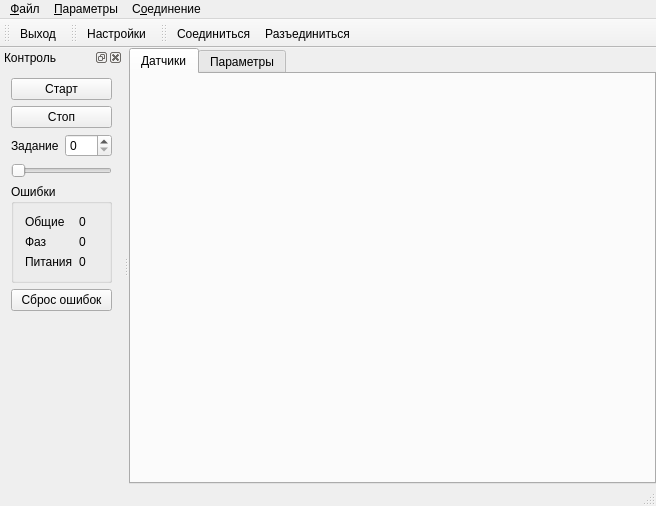
Before: the Qt Designer form mainwindow.ui in catompiler/qdrive, drawn with Qt 5.
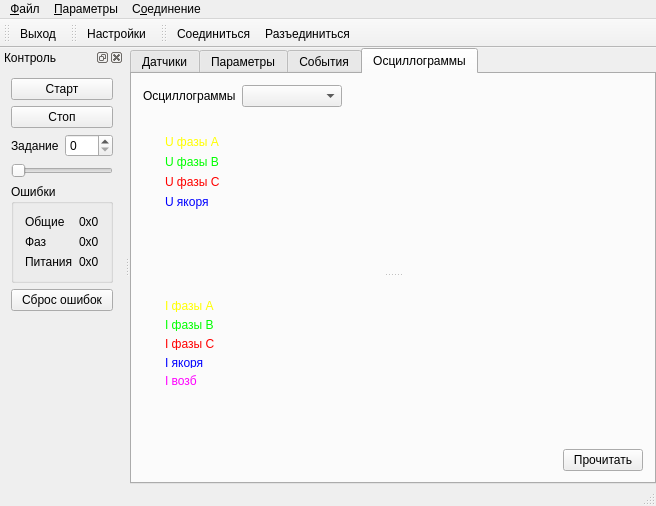
After: the same form once the commit is applied. Icons and pictures are not drawn. Custom widgets are drawn as their Qt base class.

Commit message: read & show drive events oscillograms

What changed in the file:
```diff
--- a/mainwindow.ui
+++ b/mainwindow.ui
@@ -39,7 +39,7 @@
     <item>
      <widget class="QTabWidget" name="tabWidget">
       <property name="currentIndex">
-       <number>0</number>
+       <number>3</number>
       </property>
       <widget class="QWidget" name="tabSensors">
        <attribute name="title">
@@ -105,6 +105,321 @@
         </item>
        </layout>
       </widget>
+      <widget class="QWidget" name="tabEvents">
+       <attribute name="title">
+        <string>События</string>
+       </attribute>
+       <layout class="QVBoxLayout" name="verticalLayout_4">
+        <item>
+         <layout class="QHBoxLayout" name="horizontalLayout_4">
+          <item>
+           <widget class="QListView" name="lvEvents">
+            <property name="sizePolicy">
+             <sizepolicy hsizetype="Minimum" vsizetype="Expanding">
+              <horstretch>0</horstretch>
+              <verstretch>0</verstretch>
+             </sizepolicy>
+            </property>
+            <property name="minimumSize">
+             <size>
+              <width>100</width>
+              <height>0</height>
+             </size>
+            </property>
+            <property name="maximumSize">
+             <size>
+              <width>120</width>
+              <height>16777215</height>
+             </size>
+            </property>
+           </widget>
+          </item>
+          <item>
+           <widget class="QTreeView" name="tvEvent">
+            <property name="sizePolicy">
+             <sizepolicy hsizetype="Expanding" vsizetype="Expanding">
+              <horstretch>0</horstretch>
+              <verstretch>0</verstretch>
+             </sizepolicy>
+            </property>
+            <property name="selectionMode">
+             <enum>QAbstractItemView::NoSelection</enum>
+            </property>
+           </widget>
+          </item>
+         </layout>
+        </item>
+        <item>
+         <layout class="QHBoxLayout" name="horizontalLayout_3">
+          <item>
+           <spacer name="horizontalSpacer_2">
+            <property name="orientation">
+             <enum>Qt::Horizontal</enum>
+            </property>
+            <property name="sizeHint" stdset="0">
+             <size>
+              <width>40</width>
+              <height>20</height>
+             </size>
+            </property>
+           </spacer>
+          </item>
+          <item>
+           <widget class="QPushButton" name="pbReadEvents">
+            <property name="text">
+             <string>Прочитать</string>
+            </property>
+           </widget>
+          </item>
+         </layout>
+        </item>
+       </layout>
+      </widget>
+      <widget class="QWidget" name="tabOscs">
+       <attribute name="title">
+        <string>Осциллограммы</string>
+       </attribute>
+       <layout class="QVBoxLayout" name="verticalLayout_7">
+        <item>
+         <layout class="QHBoxLayout" name="horizontalLayout_6">
+          <item>
+           <widget class="QLabel" name="lblOscs">
+            <property name="sizePolicy">
+             <sizepolicy hsizetype="Minimum" vsizetype="Preferred">
+              <horstretch>0</horstretch>
+              <verstretch>0</verstretch>
+             </sizepolicy>
+            </property>
+            <property name="text">
+             <string>Осциллограммы</string>
+            </property>
+           </widget>
+          </item>
+          <item>
+           <widget class="QComboBox" name="cbOscs">
+            <property name="sizePolicy">
+             <sizepolicy hsizetype="Fixed" vsizetype="Fixed">
+              <horstretch>0</horstretch>
+              <verstretch>0</verstretch>
+             </sizepolicy>
+            </property>
+            <property name="minimumSize">
+             <size>
+              <width>100</width>
+              <height>0</height>
+             </size>
+            </property>
+           </widget>
+          </item>
+          <item>
+           <spacer name="horizontalSpacer_4">
+            <property name="orientation">
+             <enum>Qt::Horizontal</enum>
+            </property>
+            <property name="sizeHint" stdset="0">
+             <size>
+              <width>40</width>
+              <height>20</height>
+             </size>
+            </property>
+           </spacer>
+          </item>
+         </layout>
+        </item>
+        <item>
+         <widget class="QSplitter" name="splitter">
+          <property name="orientation">
+           <enum>Qt::Vertical</enum>
+          </property>
+          <widget class="QWidget" name="">
+           <layout class="QHBoxLayout" name="horizontalLayout_7">
+            <item>
+             <layout class="QVBoxLayout" name="verticalLayout_6">
+              <item>
+               <widget class="QWidget" name="wgtVoltages" native="true">
+                <property name="sizePolicy">
+                 <sizepolicy hsizetype="Maximum" vsizetype="Maximum">
+                  <horstretch>0</horstretch>
+                  <verstretch>0</verstretch>
+                 </sizepolicy>
+                </property>
+                <property name="minimumSize">
+                 <size>
+                  <width>70</width>
+                  <height>110</height>
+                 </size>
+                </property>
+                <layout class="QFormLayout" name="formLayout_2">
+                 <item row="0" column="0">
+                  <widget class="QLabel" name="lblUa">
+                   <property name="text">
+                    <string>&lt;html&gt;&lt;head/&gt;&lt;body&gt;&lt;p&gt;&lt;span style=&quot; color:#ffff00;&quot;&gt;U фазы A&lt;/span&gt;&lt;/p&gt;&lt;/body&gt;&lt;/html&gt;</string>
+                   </property>
+                  </widget>
+                 </item>
+                 <item row="1" column="0">
+                  <widget class="QLabel" name="lblUb">
+                   <property name="text">
+                    <string>&lt;html&gt;&lt;head/&gt;&lt;body&gt;&lt;p&gt;&lt;span style=&quot; color:#00ff00;&quot;&gt;U фазы B&lt;/span&gt;&lt;/p&gt;&lt;/body&gt;&lt;/html&gt;</string>
+                   </property>
+                  </widget>
+                 </item>
+                 <item row="2" column="0">
+                  <widget class="QLabel" name="lblUc">
+                   <property name="text">
+                    <string>&lt;html&gt;&lt;head/&gt;&lt;body&gt;&lt;p&gt;&lt;span style=&quot; color:#ff0000;&quot;&gt;U фазы C&lt;/span&gt;&lt;/p&gt;&lt;/body&gt;&lt;/html&gt;</string>
+                   </property>
+                  </widget>
+                 </item>
+                 <item row="3" column="0">
+                  <widget class="QLabel" name="lblUrot">
+                   <property name="text">
+                    <string>&lt;html&gt;&lt;head/&gt;&lt;body&gt;&lt;p&gt;&lt;span style=&quot; color:#0000ff;&quot;&gt;U якоря&lt;/span&gt;&lt;/p&gt;&lt;/body&gt;&lt;/html&gt;</string>
+                   </property>
+                  </widget>
+                 </item>
+                </layout>
+               </widget>
+              </item>
+              <item>
+               <spacer name="verticalSpacer_2">
+                <property name="orientation">
+                 <enum>Qt::Vertical</enum>
+                </property>
+                <property name="sizeHint" stdset="0">
+                 <size>
+                  <width>20</width>
+                  <height>40</height>
+                 </size>
+                </property>
+               </spacer>
+              </item>
+             </layout>
+            </item>
+            <item>
+             <widget class="OscView" name="oscVoltages" native="true">
+              <property name="sizePolicy">
+               <sizepolicy hsizetype="Expanding" vsizetype="Expanding">
+                <horstretch>0</horstretch>
+                <verstretch>0</verstretch>
+               </sizepolicy>
+              </property>
+             </widget>
+            </item>
+           </layout>
+          </widget>
+          <widget class="QWidget" name="">
+           <layout class="QHBoxLayout" name="horizontalLayout_8">
+            <item>
+             <layout class="QVBoxLayout" name="verticalLayout_5">
+              <item>
+               <widget class="QWidget" name="wgtCurrents" native="true">
+                <property name="sizePolicy">
+                 <sizepolicy hsizetype="Maximum" vsizetype="Maximum">
+                  <horstretch>0</horstretch>
+                  <verstretch>0</verstretch>
+                 </sizepolicy>
+                </property>
+                <property name="minimumSize">
+                 <size>
+                  <width>70</width>
+                  <height>110</height>
+                 </size>
+                </property>
+                <layout class="QFormLayout" name="formLayout">
+                 <item row="0" column="0">
+                  <widget class="QLabel" name="lblIa">
+                   <property name="text">
+                    <string>&lt;html&gt;&lt;head/&gt;&lt;body&gt;&lt;p&gt;&lt;span style=&quot; color:#ffff00;&quot;&gt;I фазы A&lt;/span&gt;&lt;/p&gt;&lt;/body&gt;&lt;/html&gt;</string>
+                   </property>
+                  </widget>
+                 </item>
+                 <item row="1" column="0">
+                  <widget class="QLabel" name="lblIb">
+                   <property name="text">
+                    <string>&lt;html&gt;&lt;head/&gt;&lt;body&gt;&lt;p&gt;&lt;span style=&quot; color:#00ff00;&quot;&gt;I фазы B&lt;/span&gt;&lt;/p&gt;&lt;/body&gt;&lt;/html&gt;</string>
+                   </property>
+                  </widget>
+                 </item>
+                 <item row="2" column="0">
+                  <widget class="QLabel" name="lblIc">
+                   <property name="text">
+                    <string>&lt;html&gt;&lt;head/&gt;&lt;body&gt;&lt;p&gt;&lt;span style=&quot; color:#ff0000;&quot;&gt;I фазы C&lt;/span&gt;&lt;/p&gt;&lt;/body&gt;&lt;/html&gt;</string>
+                   </property>
+                  </widget>
+                 </item>
+                 <item row="3" column="0">
+                  <widget class="QLabel" name="lblIrot">
+                   <property name="text">
+                    <string>&lt;html&gt;&lt;head/&gt;&lt;body&gt;&lt;p&gt;&lt;span style=&quot; color:#0000ff;&quot;&gt;I якоря&lt;/span&gt;&lt;/p&gt;&lt;/body&gt;&lt;/html&gt;</string>
+                   </property>
+                  </widget>
+                 </item>
+                 <item row="4" column="0">
+                  <widget class="QLabel" name="lblIexc">
+                   <property name="text">
+                    <string>&lt;html&gt;&lt;head/&gt;&lt;body&gt;&lt;p&gt;&lt;span style=&quot; color:#ff00ff;&quot;&gt;I возб&lt;/span&gt;&lt;/p&gt;&lt;/body&gt;&lt;/html&gt;</string>
+                   </property>
+                  </widget>
+                 </item>
+                </layout>
+               </widget>
+              </item>
+              <item>
+               <spacer name="verticalSpacer_3">
+                <property name="orientation">
+                 <enum>Qt::Vertical</enum>
+                </property>
+                <property name="sizeHint" stdset="0">
+                 <size>
+                  <width>20</width>
+                  <height>40</height>
+                 </size>
+                </property>
+               </spacer>
+              </item>
+             </layout>
+            </item>
+            <item>
+             <widget class="OscView" name="oscCurrents" native="true">
+              <property name="sizePolicy">
+               <sizepolicy hsizetype="Expanding" vsizetype="Expanding">
+                <horstretch>0</horstretch>
+                <verstretch>0</verstretch>
+               </sizepolicy>
+              </property>
+             </widget>
+            </item>
+           </layout>
+          </widget>
+         </widget>
+        </item>
+        <item>
+         <layout class="QHBoxLayout" name="horizontalLayout_5">
+          <item>
+           <spacer name="horizontalSpacer_3">
+            <property name="orientation">
+             <enum>Qt::Horizontal</enum>
+            </property>
+            <property name="sizeHint" stdset="0">
+             <size>
+              <width>40</width>
+              <height>20</height>
+             </size>
+            </property>
+           </spacer>
+          </item>
+          <item>
+           <widget class="QPushButton" name="pbReadOscs">
+            <property name="text">
+             <string>Прочитать</string>
+            </property>
+           </widget>
+          </item>
+         </layout>
+        </item>
+       </layout>
+      </widget>
      </widget>
     </item>
    </layout>
@@ -249,7 +564,7 @@
         <item row="0" column="1">
          <widget class="QLabel" name="lblErrsVal">
           <property name="text">
-           <string>0</string>
+           <string>0x0</string>
           </property>
          </widget>
         </item>
@@ -263,7 +578,7 @@
         <item row="1" column="1">
          <widget class="QLabel" name="lblPhErrsVal">
           <property name="text">
-           <string>0</string>
+           <string>0x0</string>
           </property>
          </widget>
         </item>
@@ -277,7 +592,7 @@
         <item row="2" column="1">
          <widget class="QLabel" name="lblPwrErrsVal">
           <property name="text">
-           <string>0</string>
+           <string>0x0</string>
           </property>
          </widget>
         </item>
@@ -357,6 +672,14 @@
   </action>
  </widget>
  <layoutdefault spacing="6" margin="11"/>
+ <customwidgets>
+  <customwidget>
+   <class>OscView</class>
+   <extends>QWidget</extends>
+   <header>oscview.h</header>
+   <container>1</container>
+  </customwidget>
+ </customwidgets>
  <resources>
   <include location="res.qrc"/>
  </resources>
```
The commit also changes 31 other files.
